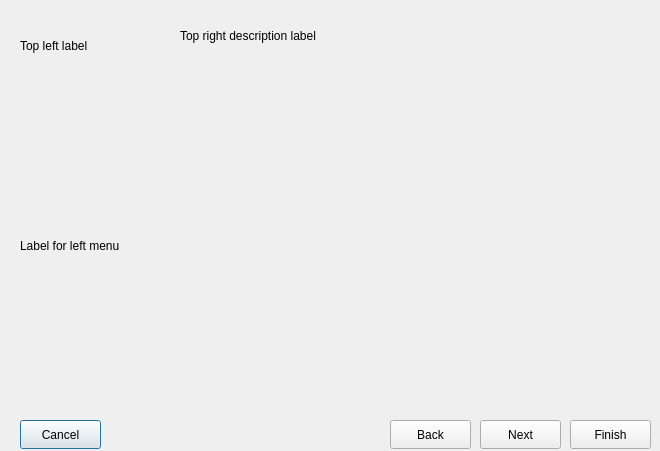
First picture: the form in kde4/kaptan4/src/gui/kaptanMain.ui, repository pars-linux/uludag, before the edit.
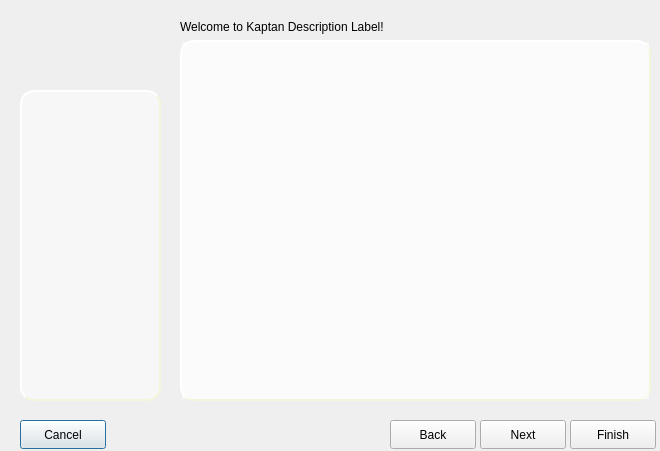
Second picture: the form after the edit. Icons and pictures are not drawn.

What changed in the file:
```diff
--- a/kde4/kaptan4/src/gui/kaptanMain.ui
+++ b/kde4/kaptan4/src/gui/kaptanMain.ui
@@ -12,6 +12,27 @@
   <property name="windowTitle" >
    <string>Kaptan Main Window</string>
   </property>
+  <property name="autoFillBackground" >
+   <bool>true</bool>
+  </property>
+  <property name="styleSheet" >
+   <string notr="true" >/*background-image:url(bg.png);*/
+
+QStackedWidget#mainStack {
+     border-style: outset;
+     border-width: 2px;
+     border-radius: 14px;
+     border-color: beige;
+
+}
+QLabel#labelMenu{
+     border-style: outset;
+     border-width: 2px;
+     border-radius: 14px;
+     border-color: beige;
+}
+</string>
+  </property>
   <widget class="QLabel" name="labelMenu" >
    <property name="geometry" >
     <rect>
@@ -21,30 +42,23 @@
      <height>311</height>
     </rect>
    </property>
+   <property name="autoFillBackground" >
+    <bool>false</bool>
+   </property>
+   <property name="styleSheet" >
+    <string notr="true" >background-color: rgba(255, 255, 255, 122);
+</string>
+   </property>
    <property name="text" >
-    <string>Label for left menu</string>
+    <string/>
    </property>
   </widget>
-  <widget class="QStackedWidget" name="mainStack" >
-   <property name="geometry" >
-    <rect>
-     <x>200</x>
-     <y>60</y>
-     <width>441</width>
-     <height>341</height>
-    </rect>
-   </property>
-   <property name="currentIndex" >
-    <number>0</number>
-   </property>
-   <widget class="QWidget" name="page" />
-  </widget>
   <widget class="QPushButton" name="buttonCancel" >
    <property name="geometry" >
     <rect>
      <x>20</x>
      <y>420</y>
-     <width>81</width>
+     <width>86</width>
      <height>29</height>
     </rect>
    </property>
@@ -57,7 +71,7 @@
     <rect>
      <x>390</x>
      <y>420</y>
-     <width>81</width>
+     <width>86</width>
      <height>29</height>
     </rect>
    </property>
@@ -70,7 +84,7 @@
     <rect>
      <x>480</x>
      <y>420</y>
-     <width>81</width>
+     <width>86</width>
      <height>29</height>
     </rect>
    </property>
@@ -83,7 +97,7 @@
     <rect>
      <x>570</x>
      <y>420</y>
-     <width>81</width>
+     <width>86</width>
      <height>29</height>
     </rect>
    </property>
@@ -101,21 +115,39 @@
     </rect>
    </property>
    <property name="text" >
-    <string>Top left label</string>
+    <string/>
    </property>
   </widget>
-  <widget class="QLabel" name="labelDesc" >
+  <widget class="QWidget" name="layoutWidget" >
    <property name="geometry" >
     <rect>
      <x>180</x>
      <y>20</y>
-     <width>441</width>
-     <height>31</height>
+     <width>471</width>
+     <height>381</height>
     </rect>
    </property>
-   <property name="text" >
-    <string>Top right description label</string>
-   </property>
+   <layout class="QVBoxLayout" name="verticalLayout" >
+    <item>
+     <widget class="QLabel" name="labelDesc" >
+      <property name="text" >
+       <string>Welcome to Kaptan Description Label!</string>
+      </property>
+     </widget>
+    </item>
+    <item>
+     <widget class="QStackedWidget" name="mainStack" >
+      <property name="styleSheet" >
+       <string notr="true" >background-color: rgba(255, 255, 255, 122);
+</string>
+      </property>
+      <property name="currentIndex" >
+       <number>0</number>
+      </property>
+      <widget class="QWidget" name="page" />
+     </widget>
+    </item>
+   </layout>
   </widget>
  </widget>
  <resources/>
```
